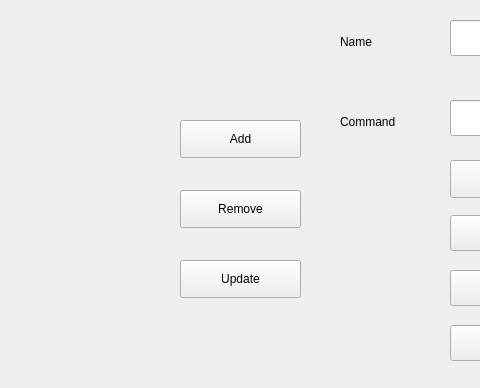
Qt form src/view/edit_launchers_dialog.ui (dangvd/ksmoothdock) before a commit; both pictures show x 230 to 710 and y 0 to 388 of the 1120 by 580 pixel window.
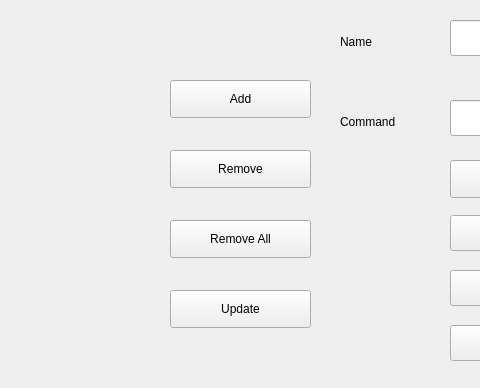
The same form after that commit. Icons and pictures are not drawn.

Commit message: Edit launchers dialog: Add a Remove All button #79

```diff
--- a/src/view/edit_launchers_dialog.ui
+++ b/src/view/edit_launchers_dialog.ui
@@ -51,9 +51,9 @@
   <widget class="QPushButton" name="add">
    <property name="geometry">
     <rect>
-     <x>410</x>
-     <y>120</y>
-     <width>121</width>
+     <x>400</x>
+     <y>80</y>
+     <width>141</width>
      <height>38</height>
     </rect>
    </property>
@@ -68,9 +68,9 @@
   <widget class="QPushButton" name="remove">
    <property name="geometry">
     <rect>
-     <x>410</x>
-     <y>190</y>
-     <width>121</width>
+     <x>400</x>
+     <y>150</y>
+     <width>141</width>
      <height>38</height>
     </rect>
    </property>
@@ -85,9 +85,9 @@
   <widget class="QPushButton" name="update">
    <property name="geometry">
     <rect>
-     <x>410</x>
-     <y>260</y>
-     <width>121</width>
+     <x>400</x>
+     <y>290</y>
+     <width>141</width>
      <height>38</height>
     </rect>
    </property>
@@ -201,6 +201,22 @@
     <string>Icon</string>
    </property>
   </widget>
+  <widget class="QPushButton" name="removeAll">
+   <property name="geometry">
+    <rect>
+     <x>400</x>
+     <y>220</y>
+     <width>141</width>
+     <height>38</height>
+    </rect>
+   </property>
+   <property name="text">
+    <string>Remove All</string>
+   </property>
+   <property name="icon">
+    <iconset theme="edit-delete"/>
+   </property>
+  </widget>
  </widget>
  <resources/>
  <connections>
```
The commit also changes 2 other files.
